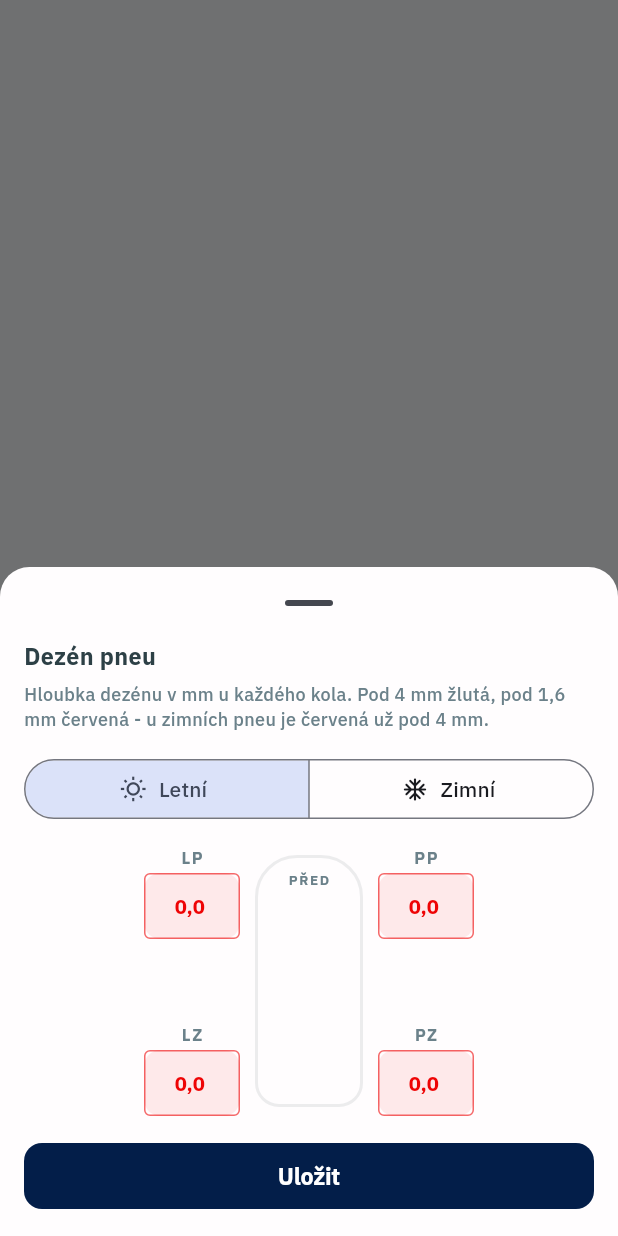
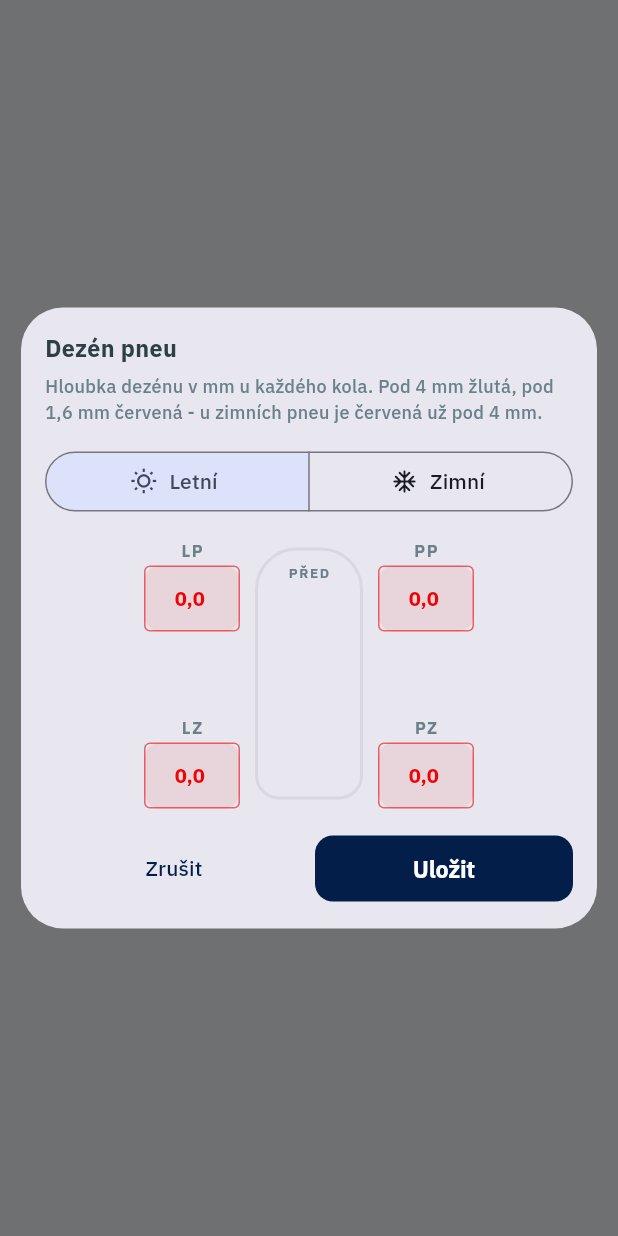
Before and after one commit to JanSvihalek/RenoWorkshop, a Flutter app: what zmerDezen() shows on an empty page, opened directly with empty values, on a phone screen of 412 x 824 dp. Run offline on Flutter 3.47's test engine with Material 3 defaults, Android fonts, the phone set to English and light mode, and no system bars; our stand-ins replace camera, file_picker, firebase_auth, firebase_core, flutter_riverpod, go_router and 5 more; missing offline and left inert: gal, google_mlkit_barcode_scanning, google_mlkit_text_recognition; accounts and stored records are empty; project files that could hold a hidden picture were left out.

Commit message:
[2.3.10+1] Dezén pneu: okno uprostřed obrazovky
Zapsání dezénu v příjmu jako dialog uprostřed místo panelu zespodu,
s tlačítky Zrušit a Uložit.

Co-Authored-By: Claude Opus 5.5 <noreply@anthropic.com>

```diff
--- a/lib/src/features/prijem/presentation/widgets/dezen_pneu.dart
+++ b/lib/src/features/prijem/presentation/widgets/dezen_pneu.dart
@@ -82,14 +82,21 @@ class StitekDezenu extends StatelessWidget {
   }
 }
 
-/// Změření dezénu - okno zespodu. Vrací nový dezén, nebo `null` (zrušeno).
+/// Změření dezénu - okno uprostřed obrazovky. Vrací nový dezén, nebo
+/// `null` (zrušeno).
 Future<Dezen?> zmerDezen(BuildContext context, Dezen? puvodni) =>
-    showModalBottomSheet<Dezen>(
+    showDialog<Dezen>(
       context: context,
-      isScrollControlled: true,
-      useSafeArea: true,
-      showDragHandle: true,
-      builder: (_) => _OknoDezenu(puvodni: puvodni ?? const Dezen()),
+      builder: (_) => Dialog(
+        insetPadding: const EdgeInsets.all(Insets.lg),
+        child: ConstrainedBox(
+          constraints: const BoxConstraints(maxWidth: 420),
+          // Při otevřené klávesnici se obsah posouvá, ať je Uložit vidět.
+          child: SingleChildScrollView(
+            child: _OknoDezenu(puvodni: puvodni ?? const Dezen()),
+          ),
+        ),
+      ),
     );
 
 class _OknoDezenu extends StatefulWidget {
@@ -197,12 +204,7 @@ class _OknoDezenuState extends State<_OknoDezenu> {
     }
 
     return Padding(
-      padding: EdgeInsets.fromLTRB(
-        Insets.xl,
-        0,
-        Insets.xl,
-        Insets.xl + MediaQuery.viewInsetsOf(context).bottom,
-      ),
+      padding: const EdgeInsets.all(Insets.xl),
       child: Column(
         mainAxisSize: MainAxisSize.min,
         crossAxisAlignment: CrossAxisAlignment.stretch,
@@ -244,10 +246,27 @@ class _OknoDezenuState extends State<_OknoDezenu> {
             vpravoVzadu: pole('PZ'),
           ),
           const SizedBox(height: Insets.xl),
-          FilledButton(
-            key: const Key('dezen-ulozit'),
-            onPressed: _platne ? () => Navigator.of(context).pop(_dezen) : null,
-            child: Text(_platne ? 'Uložit' : 'Dezén nejvýš 20 mm'),
+          // Tlačítka mají v motivu plnou šířku - v řádku každé půlku.
+          Row(
+            children: [
+              Expanded(
+                child: TextButton(
+                  key: const Key('dezen-zrusit'),
+                  onPressed: () => Navigator.of(context).pop(),
+                  child: const Text('Zrušit'),
+                ),
+              ),
+              const SizedBox(width: Insets.sm),
+              Expanded(
+                child: FilledButton(
+                  key: const Key('dezen-ulozit'),
+                  onPressed: _platne
+                      ? () => Navigator.of(context).pop(_dezen)
+                      : null,
+                  child: Text(_platne ? 'Uložit' : 'Nejvýš 20 mm'),
+                ),
+              ),
+            ],
           ),
         ],
       ),
--- a/pubspec.yaml
+++ b/pubspec.yaml
@@ -2,7 +2,7 @@ name: renoworkshop
 description: "RenoWorkshop - interní dílenský tracker servisních zakázek RENOCAR a.s."
 publish_to: 'none'
 
-version: 2.3.9+1
+version: 2.3.10+1
 
 environment:
   sdk: ^3.11.5
```
